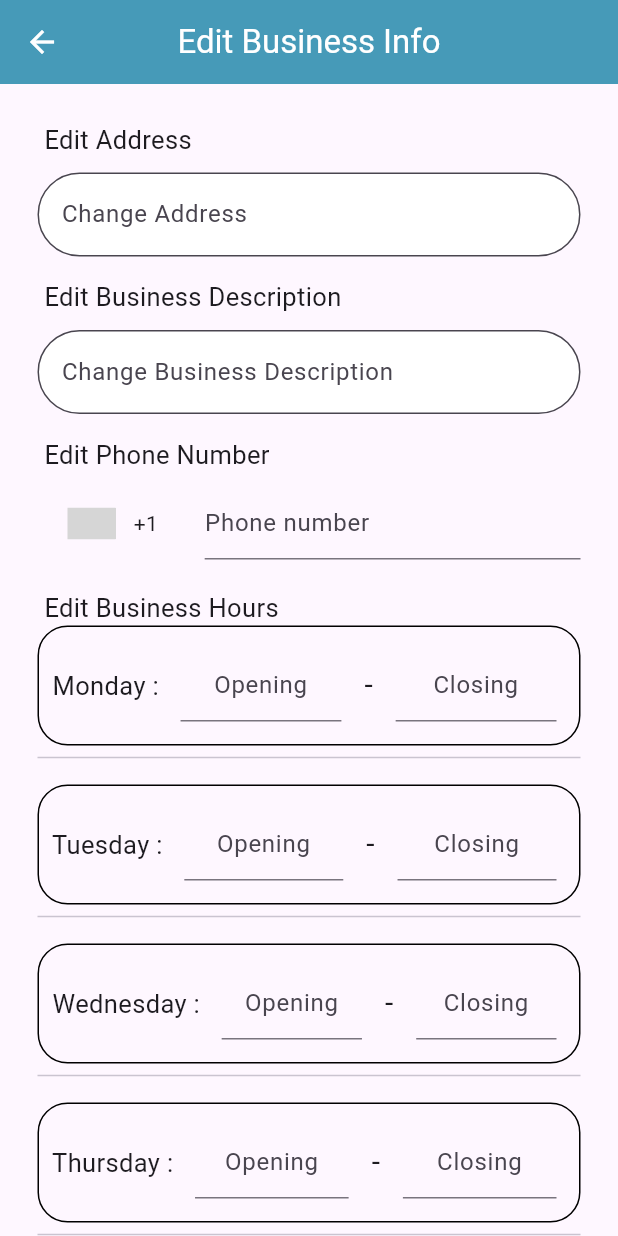
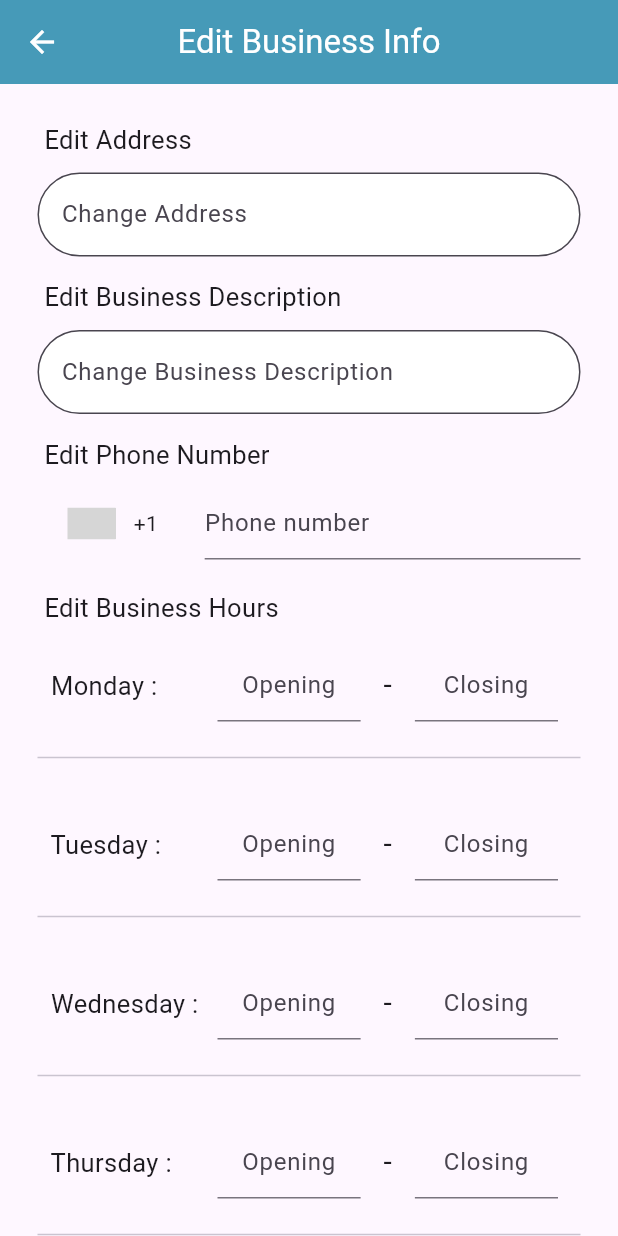
Before and after one commit to CSCD488-Winter2024/senior-project-the-a-team, a Flutter app: the EditBusinessInfo screen opened directly, on a phone screen of 412 x 824 dp. Run offline on Flutter 3.47's test engine with Material 3 defaults, Android fonts, the phone set to English and light mode, and no system bars; drawn by our look-alikes of intl_phone_number_input; our stand-ins replace cached_network_image, cloud_firestore, firebase_auth, firebase_core, firebase_storage, flutter_map and 4 more; missing offline and left inert: flutter_guid; accounts and stored records are empty; network calls fail; grey boxes are pictures that could not be loaded.

Commit message:
hour input styling change

```diff
--- a/flutter/wtc/lib/components/hour_input.dart
+++ b/flutter/wtc/lib/components/hour_input.dart
@@ -1,4 +1,5 @@
 import 'package:flutter/material.dart';
+import 'package:flutter/widgets.dart';
 
 class HourInput extends StatelessWidget {
   final String day;
@@ -13,24 +14,26 @@ class HourInput extends StatelessWidget {
 
   @override
   Widget build(BuildContext context) {
-    return Container(
+
+    return SizedBox(
       height: 80,
       width: 5000,
-      decoration: BoxDecoration(
-        borderRadius: const BorderRadius.all(Radius.circular(20.0)),
-        border: Border.all(
-          color: Colors.black,
-        ),
-        //color: Colors.grey[200],
-      ),
+      // decoration: BoxDecoration(
+      //   //borderRadius: const BorderRadius.all(Radius.circular(20.0)),
+
+      //   //color: Colors.grey[200],
+      // ),
       child: Row(
         mainAxisAlignment: MainAxisAlignment.spaceBetween,
         children: <Widget>[
 
-          Text(
-            "\t\t$day : ",
-            style: const TextStyle(
-              fontSize: 17,
+          SizedBox(
+            width: 110,
+            child: Text(
+              "\t\t$day :",
+              style: const TextStyle(
+                fontSize: 17,
+              ),
             ),
           ),
 
@@ -40,10 +43,14 @@ class HourInput extends StatelessWidget {
               padding: const EdgeInsets.all(10.0),
               child: TextField(
                 decoration: const InputDecoration(
-                  hintText: 'Opening'
+                  hintText: 'Opening',
                 ),
                 textAlign: TextAlign.center,
                 controller: openHour,
+                style: const TextStyle(
+                  decoration: TextDecoration.none,
+                  decorationThickness: 0,
+                ),
               ),
             ),
           ),
```
